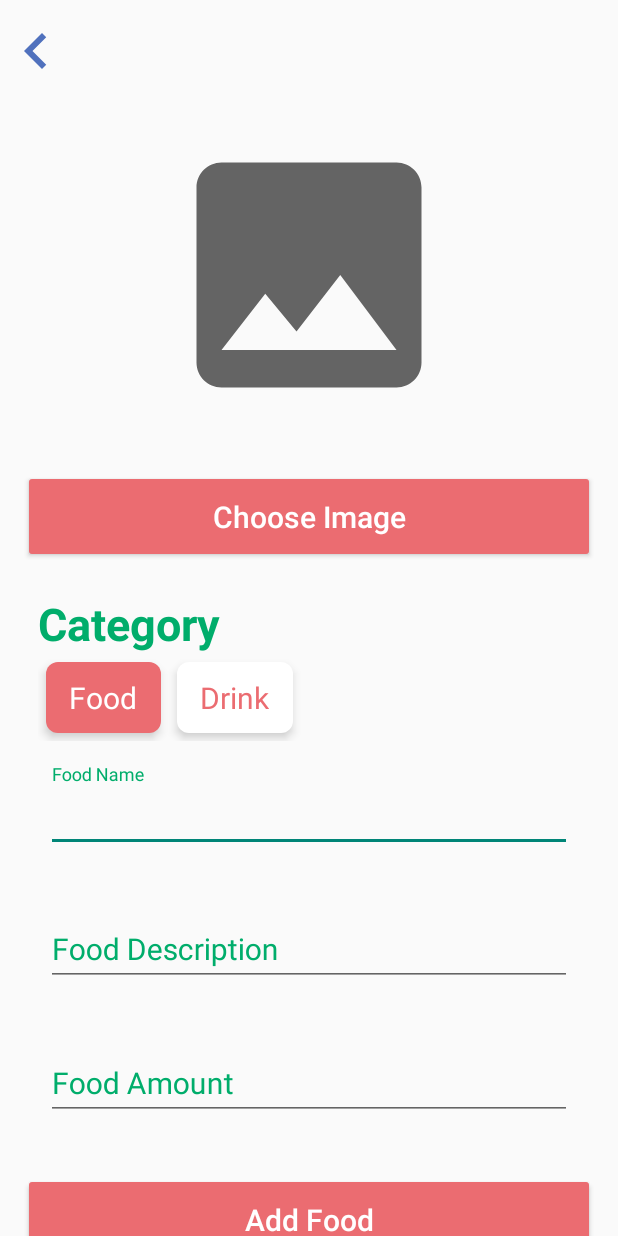
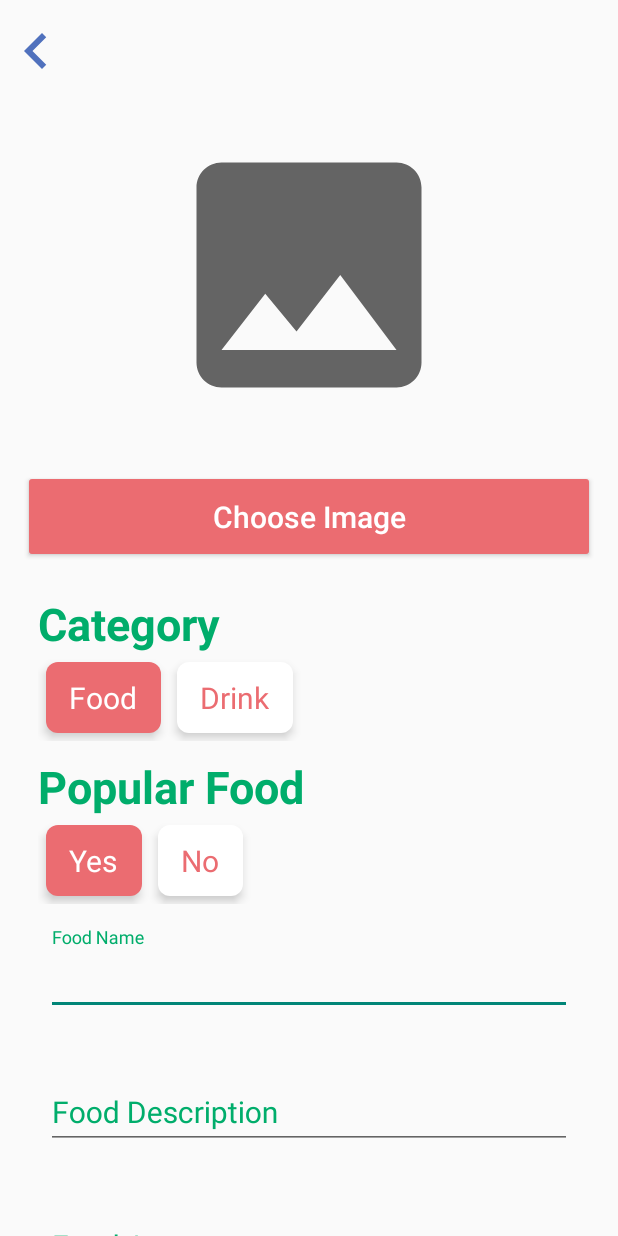
Before and after one commit to thangwuey/FoodOrderingFYP, an Android app: the AdminAddFood screen opened directly, with no data from a screen before it, on a phone screen of 412 x 824 dp. Run offline under Robolectric (Android 15) with nearby library versions, the phone set to English and light mode, and no system bars; our stand-ins replace Firebase (no records; nobody signed in at launch, a user with empty details on screens opened directly).

Commit message:
Commit New

```diff
--- a/app/src/main/java/com/example/foodorderingfyp/Admin/AdminAddFood.java
+++ b/app/src/main/java/com/example/foodorderingfyp/Admin/AdminAddFood.java
@@ -49,6 +49,8 @@ public class AdminAddFood extends AppCompatActivity {
     private static final int GalleryPick = 1;
     private static final int STORAGE_PERMISSION_CODE = 1;
     private String foodCat;
+    private String foodPopularYesNo;
+
 
     @Override
     protected void onCreate(Bundle savedInstanceState) {
@@ -67,6 +69,9 @@ public class AdminAddFood extends AppCompatActivity {
         RadioGroup radioGroup = findViewById(R.id.aaf_radio_group);
         RadioButton radioFood = findViewById(R.id.aaf_radio_food);
         RadioButton radioDrink = findViewById(R.id.aaf_radio_drink);
+        RadioGroup radioGroup1 = findViewById(R.id.aaf_radio_group1);
+        RadioButton radioYes = findViewById(R.id.aaf_radio_yes);
+        RadioButton radioNo = findViewById(R.id.aaf_radio_no);
 
         // Firebase Storage image save location
         foodImageRef = FirebaseStorage.getInstance().getReference().child("Food Images");
@@ -89,6 +94,11 @@ public class AdminAddFood extends AppCompatActivity {
                 foodCat = radioFood.getText().toString();
             else
                 foodCat = radioDrink.getText().toString();
+
+            if (radioGroup1.getCheckedRadioButtonId()==radioYes.getId())
+                foodPopularYesNo = "Y";
+            else
+                foodPopularYesNo = "N";
 
             ValidateFoodData();
         });
@@ -275,6 +285,7 @@ public class AdminAddFood extends AppCompatActivity {
         foodMap.put("foodPrice", fprice);
         foodMap.put("foodImage", downloadImageUrl);
         foodMap.put("foodCategory", foodCat);
+        foodMap.put("foodPopular", foodPopularYesNo);
 
         foodRef.child(foodkey.toLowerCase()).updateChildren(foodMap)
                 .addOnCompleteListener(task -> {
--- a/app/src/main/res/layout/activity_admin_add_food.xml
+++ b/app/src/main/res/layout/activity_admin_add_food.xml
@@ -101,6 +101,60 @@
                     android:textColor="@drawable/bg_radio_jt_text_color"
                     android:elevation="4dp"
                     android:text="Drink"
+                    android:textSize="20sp" />
+
+
+            </RadioGroup>
+
+            <TextView
+                android:layout_width="wrap_content"
+                android:layout_height="wrap_content"
+                android:layout_marginStart="10dp"
+                android:layout_marginTop="10dp"
+                android:textSize="30sp"
+                android:textStyle="bold"
+                android:textColor="@color/til_color"
+                android:text="Popular Food" />
+
+            <RadioGroup
+                android:id="@+id/aaf_radio_group1"
+                android:layout_width="wrap_content"
+                android:layout_height="wrap_content"
+                android:layout_marginStart="10dp"
+                android:orientation="horizontal">
+
+                <RadioButton
+                    android:id="@+id/aaf_radio_yes"
+                    android:layout_width="wrap_content"
+                    android:layout_height="wrap_content"
+                    android:layout_margin="5dp"
+                    android:paddingStart="16dp"
+                    android:paddingEnd="16dp"
+                    android:paddingTop="10dp"
+                    android:paddingBottom="10dp"
+                    android:checked="true"
+                    android:button="@android:color/transparent"
+                    android:background="@drawable/bg_radio_jt_selector"
+                    android:textColor="@drawable/bg_radio_jt_text_color"
+                    android:elevation="4dp"
+                    android:text="Yes"
+                    android:textSize="20sp" />
+
+
+                <RadioButton
+                    android:id="@+id/aaf_radio_no"
+                    android:layout_width="wrap_content"
+                    android:layout_height="wrap_content"
+                    android:layout_margin="5dp"
+                    android:paddingStart="16dp"
+                    android:paddingEnd="16dp"
+                    android:paddingTop="10dp"
+                    android:paddingBottom="10dp"
+                    android:button="@android:color/transparent"
+                    android:background="@drawable/bg_radio_jt_selector"
+                    android:textColor="@drawable/bg_radio_jt_text_color"
+                    android:elevation="4dp"
+                    android:text="No"
                     android:textSize="20sp" />
 
 
--- a/app/src/main/res/values/strings.xml
+++ b/app/src/main/res/values/strings.xml
@@ -46,4 +46,5 @@
     <string name="registersignupbutton">Sign Up</string>
     <string name="registerregisterbutton">Register Now</string>
     <string name="selectaddress">Select Address</string>
+    <string name="foodmenuheader">Food Menu</string>
 </resources>
```
Also changed, not shown: app/src/main/java/com/example/foodorderingfyp/Admin/AdminDeleteFoodMenu.java (+69 -3 lines), app/src/main/java/com/example/foodorderingfyp/MainActivity2.java (+71 -3 lines), app/src/main/java/com/example/foodorderingfyp/ModelClass/Foods.java (+10 -1 lines), app/src/main/res/layout/activity_admin_delete_food_menu.xml (+26 -1 lines), app/src/main/res/layout/activity_main2.xml (+44 -14 lines), 1 other file.
